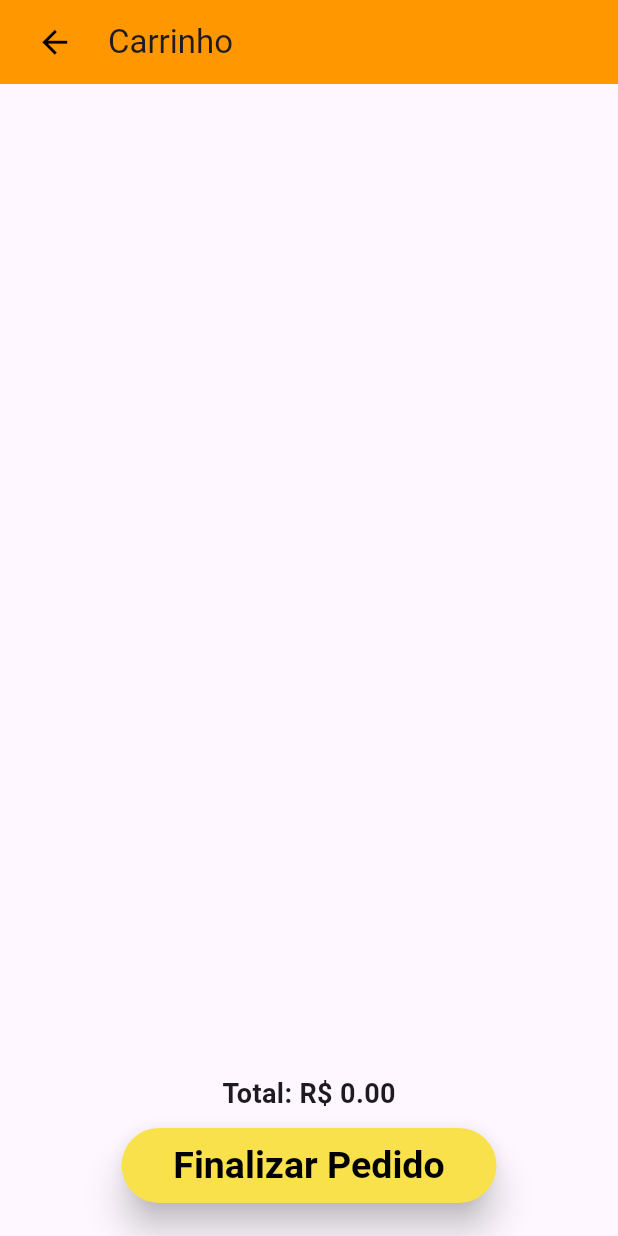
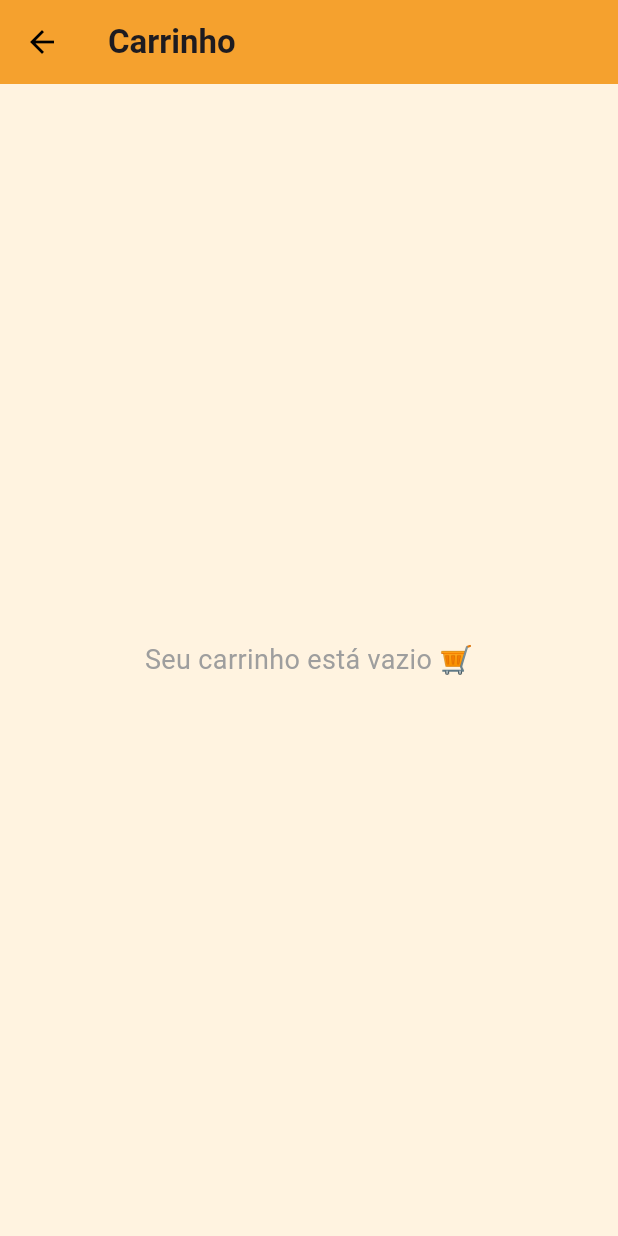
Before and after one commit to kelisbatista/Action-Food, a Flutter app: the Carrinho screen opened directly with empty values, on a phone screen of 412 x 824 dp. Run offline on Flutter 3.47's test engine with Material 3 defaults, Android fonts, the light colour scheme and no system bars; our stand-ins replace cloud_firestore, firebase_auth, firebase_core; accounts and stored records are empty.

Commit message:
'telapedidos'

```diff
--- a/mobile/lib/view/carrinho.dart
+++ b/mobile/lib/view/carrinho.dart
@@ -6,11 +6,7 @@ class Carrinho extends StatefulWidget {
   final List<Map<String, dynamic>> itensCarrinho;
   final String idEstab;
 
-  Carrinho(this.idEstab,{required this.itensCarrinho, super.key}) {
-    for (var item in itensCarrinho) {
-      item['estabId'] = idEstab;
-    }
-  }
+  const Carrinho(this.idEstab, {required this.itensCarrinho, super.key});
 
   @override
   State<Carrinho> createState() => _CarrinhoState();
@@ -19,10 +15,8 @@ class Carrinho extends StatefulWidget {
 class _CarrinhoState extends State<Carrinho> {
   final PedidoService pedidoService = PedidoService();
 
-
   double get total => widget.itensCarrinho
       .fold(0, (soma, item) => soma + item['preco'] * item['qty']);
-
 
   void removerItem(int indice) {
     setState(() {
@@ -32,21 +26,17 @@ class _CarrinhoState extends State<Carrinho> {
 
   Future<void> finalizarPedido() async {
     try {
-      // Cria pedido no Firestore
-      final orderId =
-          await pedidoService.criarPedido(widget.idEstab,widget.itensCarrinho, total);
-
-      // Atualiza status do pedido para "pendente"
+      final orderId = await pedidoService.criarPedido(
+        widget.idEstab,
+        widget.itensCarrinho,
+        total,
+      );
       await pedidoService.atualizarStatus(orderId, 'pendente');
 
       if (!mounted) return;
-
-      // Navega direto para a tela de status do pedido
       Navigator.pushReplacement(
         context,
-        MaterialPageRoute(
-          builder: (_) => StatusPedido(idPedido: orderId),
-        ),
+        MaterialPageRoute(builder: (_) => StatusPedido(idPedido: orderId)),
       );
     } catch (e) {
       if (!mounted) return;
@@ -59,86 +49,120 @@ class _CarrinhoState extends State<Carrinho> {
   @override
   Widget build(BuildContext context) {
     return Scaffold(
+      backgroundColor: Colors.orange[50],
       appBar: AppBar(
-        backgroundColor: Colors.orange[500],
-        title: const Text('Carrinho'),
-        automaticallyImplyLeading: false,
-        leading:
-          ElevatedButton(
-            onPressed: () {
-              Navigator.pop(context);
-            },
-            style: ElevatedButton.styleFrom(
-              backgroundColor: Colors.orange[500],
-              foregroundColor: Colors.black,
-              elevation: 0,
+        backgroundColor: Colors.orange[400],
+        elevation: 2,
+        title: const Text(
+          'Carrinho',
+          style: TextStyle(fontWeight: FontWeight.bold),
         ),
-            child: Icon(Icons.arrow_back, color: Colors.black, size: 25),
+        leading: IconButton(
+          icon: const Icon(Icons.arrow_back, color: Colors.black),
+          onPressed: () => Navigator.pop(context),
         ),
       ),
-      body: Column(
-        children:
-        [
-          SizedBox(height: 10),
+      body: widget.itensCarrinho.isEmpty
+          ? const Center(
+              child: Text(
+                'Seu carrinho está vazio 🛒',
+                style: TextStyle(fontSize: 18, color: Colors.grey),
+              ),
+            )
+          : Column(
+              children: [
+                const SizedBox(height: 10),
                 Expanded(
                   child: ListView.builder(
                     itemCount: widget.itensCarrinho.length,
                     itemBuilder: (context, i) {
                       final item = widget.itensCarrinho[i];
-                return Container(
-                  decoration: BoxDecoration(
+                      return Padding(
+                        padding: const EdgeInsets.symmetric(
+                            horizontal: 12, vertical: 6),
+                        child: Card(
+                          shape: RoundedRectangleBorder(
+                            borderRadius: BorderRadius.circular(16),
+                          ),
+                          elevation: 4,
                           color: Colors.orange[200],
-                    borderRadius: BorderRadius.circular(12),
+                          child: ListTile(
+                            leading: CircleAvatar(
+                              backgroundColor: Colors.orange[200],
+                              child: const Icon(Icons.fastfood,
+                                  color: Color.fromARGB(255, 73, 73, 73)),
                             ),
-                  margin: const EdgeInsets.all(10),
-                  padding: const EdgeInsets.all(10),
-                  child: Row(
-                    children: [
-                      const SizedBox(width: 10),
-                      Expanded(
-                        child: Column(
-                          crossAxisAlignment: CrossAxisAlignment.start,
-                          children: [
-                            Text(item['nome'],
+                            title: Text(
+                              item['nome'],
                               style: const TextStyle(
-                                    fontWeight: FontWeight.bold, fontSize: 16)),
-                            Text('Qtd: ${item['qty']}'),
-                            Text(
-                                'R\$ ${(item['preco'] * item['qty'])}'),
-                          ],
+                                  fontWeight: FontWeight.bold, fontSize: 16),
                             ),
+                            subtitle: Text(
+                              'Qtd: ${item['qty']}   |   R\$ ${(item['preco'] * item['qty']).toStringAsFixed(2)}',
+                              style: const TextStyle(color: Colors.black54),
                             ),
-                      IconButton(
+                            trailing: IconButton(
                               icon: const Icon(Icons.delete, color: Colors.red),
                               onPressed: () => removerItem(i),
                             ),
-                    ],
+                          ),
                         ),
                       );
                     },
                   ),
                 ),
-          Padding(
-            padding: const EdgeInsets.all(12.0),
+
+                // Rodapé com total e botão
+                Container(
+                  padding:
+                      const EdgeInsets.symmetric(horizontal: 20, vertical: 16),
+                  decoration: BoxDecoration(
+                    color: Colors.white,
+                    boxShadow: [
+                      BoxShadow(
+                        color: Colors.black.withOpacity(0.1),
+                        blurRadius: 10,
+                        offset: const Offset(0, -3),
+                      )
+                    ],
+                  ),
                   child: Column(
                     children: [
-                Text('Total: R\$ ${total.toStringAsFixed(2)}',
+                      Text(
+                        'Total: R\$ ${total.toStringAsFixed(2)}',
                         style: const TextStyle(
-                        fontSize: 18, fontWeight: FontWeight.bold)),
-                const SizedBox(height: 10),
-              Padding(
-                padding: const EdgeInsets.only(bottom: 10),
-                child: ElevatedButton(
-                  style: ElevatedButton.styleFrom(
-                    shadowColor: Colors.black,
-                    elevation: 10,
-                    backgroundColor: const Color.fromRGBO(249, 225, 75, 100),
-                    foregroundColor: Colors.black,
-                    fixedSize: const Size(250, 50),
-                    textStyle: const TextStyle(fontSize: 25, fontWeight: FontWeight.bold),
+                            fontSize: 20, fontWeight: FontWeight.bold),
                       ),
-                  onPressed: finalizarPedido,
-                  child: const Text('Finalizar Pedido'),
+                      const SizedBox(height: 12),
+                      GestureDetector(
+                        onTap: finalizarPedido,
+                        child: Container(
+                          width: double.infinity,
+                          height: 55,
+                          decoration: BoxDecoration(
+                            borderRadius: BorderRadius.circular(14),
+                            gradient: const LinearGradient(
+                              colors: [Color(0xFFF9E14B), Color(0xFFFFA500)],
+                              begin: Alignment.topLeft,
+                              end: Alignment.bottomRight,
+                            ),
+                            boxShadow: [
+                              BoxShadow(
+                                color: Colors.orangeAccent.withOpacity(0.4),
+                                blurRadius: 6,
+                                offset: const Offset(0, 4),
+                              )
+                            ],
+                          ),
+                          alignment: Alignment.center,
+                          child: const Text(
+                            'Finalizar Pedido',
+                            style: TextStyle(
+                              color: Colors.black,
+                              fontWeight: FontWeight.bold,
+                              fontSize: 20,
+                            ),
+                          ),
                         ),
                       ),
                     ],
```
Also changed, not shown: mobile/lib/view/pagEstabelecimento.dart (+21 -20 lines), mobile/pubspec.yaml (+13 -8 lines), mobile/pubspec.lock, 12 other files. Lines whose indentation alone changed are shown as unchanged.
